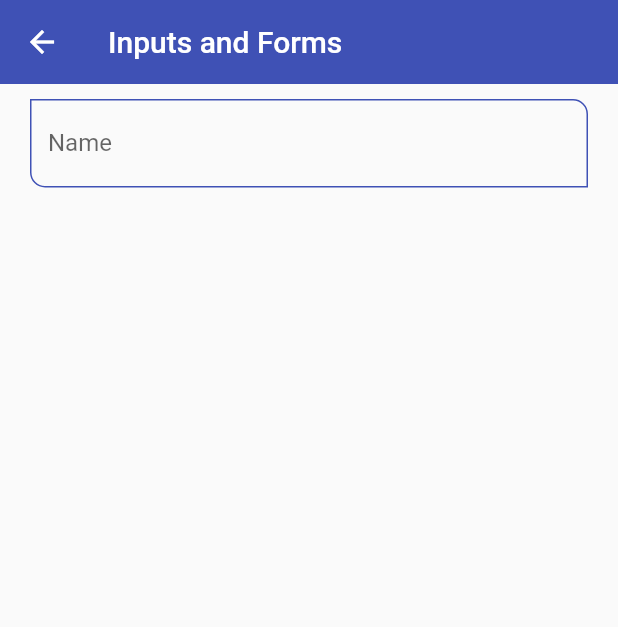
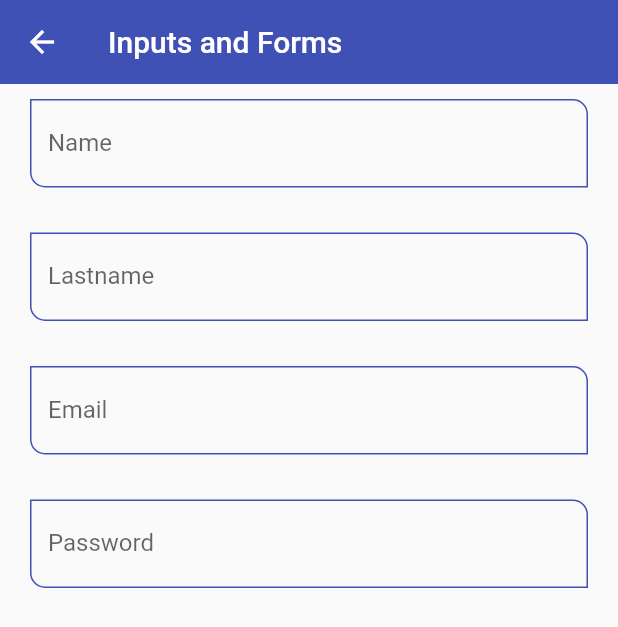
Before and after one commit to bgarcia95/fl-components, a Flutter app: the InputsScreen screen opened by its route, on a phone screen of 412 x 824 dp. Shown: the top 627 px of the screen. Run offline on Flutter 3.47's test engine with Material 2 defaults, Android fonts, the phone set to English and light mode, and no system bars.

Commit message:
add lastname, email and password inputs

```diff
--- a/lib/screens/inputs_screen.dart
+++ b/lib/screens/inputs_screen.dart
@@ -18,6 +18,25 @@ class InputsScreen extends StatelessWidget {
               labelText: 'Name',
               hintText: 'User name',
             ),
+            SizedBox(height: 30),
+            CustomInputField(
+              labelText: 'Lastname',
+              hintText: 'User last name',
+            ),
+            SizedBox(height: 30),
+            CustomInputField(
+              labelText: 'Email',
+              hintText: 'User email',
+              keyboardType: TextInputType.emailAddress,
+            ),
+            SizedBox(height: 30),
+            CustomInputField(
+              labelText: 'Password',
+              hintText: 'User password',
+              keyboardType: TextInputType.visiblePassword,
+              obscureText: true,
+            ),
+            SizedBox(height: 30),
           ],
         ),
       ), // works as a listview but instead of many widgets we just have one
```
